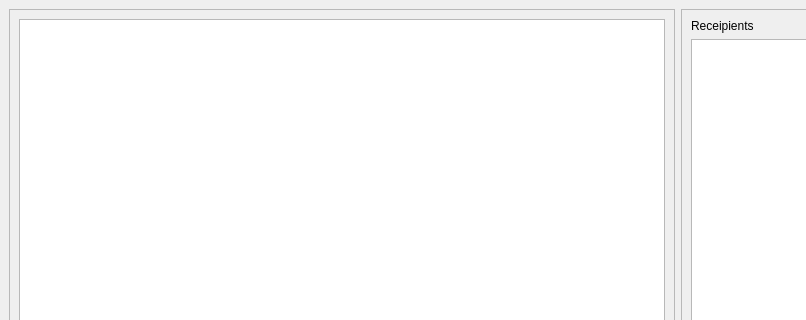
Old version of the form Arthur.ui in the repository Biowulf21/Arthur; both pictures show x 0 to 806 and y 0 to 320 of the 1356 by 803 pixel window.
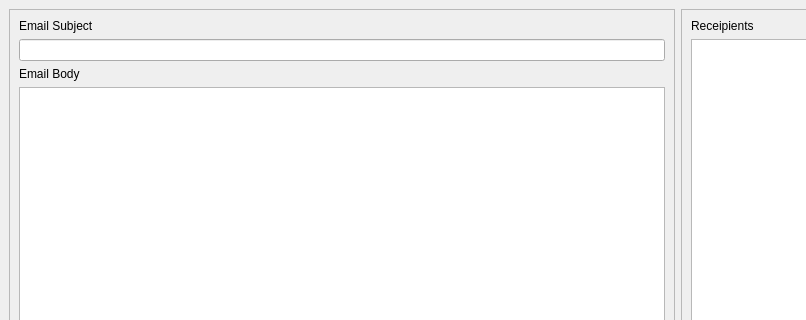
New version of the form.

Patch:
```diff
--- a/Arthur.ui
+++ b/Arthur.ui
@@ -24,7 +24,7 @@
        <enum>QFrame::Raised</enum>
       </property>
       <layout class="QGridLayout" name="gridLayout_2">
-       <item row="0" column="0">
+       <item row="3" column="0">
         <widget class="QTextEdit" name="templateLineEdit">
          <property name="sizePolicy">
           <sizepolicy hsizetype="Expanding" vsizetype="Expanding">
@@ -34,6 +34,23 @@
          </property>
         </widget>
        </item>
+       <item row="1" column="0">
+        <widget class="QLineEdit" name="lineEdit"/>
+       </item>
+       <item row="2" column="0">
+        <widget class="QLabel" name="label">
+         <property name="text">
+          <string>Email Body</string>
+         </property>
+        </widget>
+       </item>
+       <item row="0" column="0">
+        <widget class="QLabel" name="label_2">
+         <property name="text">
+          <string>Email Subject</string>
+         </property>
+        </widget>
+       </item>
       </layout>
      </widget>
     </item>
```
